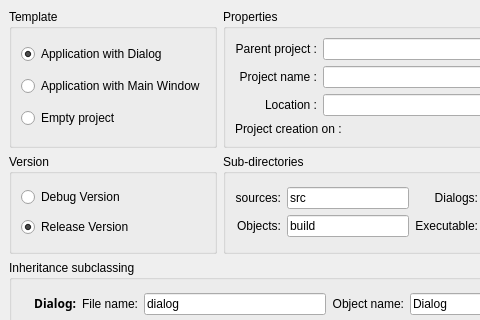
Qt form ui/newproject.ui (google-code-export/qdevelop) before a commit; both pictures show x 0 to 480 and y 0 to 320 of the 613 by 403 pixel window.
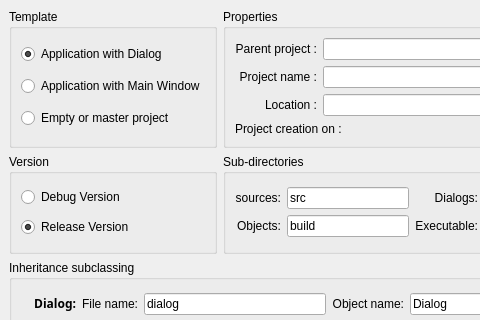
The same form after that commit. Icons and pictures are not drawn.

Commit message: - It's now possible to add some extra parameters to "make" command (-s or -j by example). See options dialog to configure. Fix issue 88. - Improve a slowed printing of characters in editors on some version of Linux. - Improve the creation of sub-projects.

Diff of the .ui file:
```diff
--- a/ui/newproject.ui
+++ b/ui/newproject.ui
@@ -45,7 +45,7 @@
       <item row="2" column="0" >
        <widget class="QRadioButton" name="empty" >
         <property name="text" >
-         <string>Empty project</string>
+         <string>Empty or master project</string>
         </property>
        </widget>
       </item>
```
The commit also changes 10 other files.
